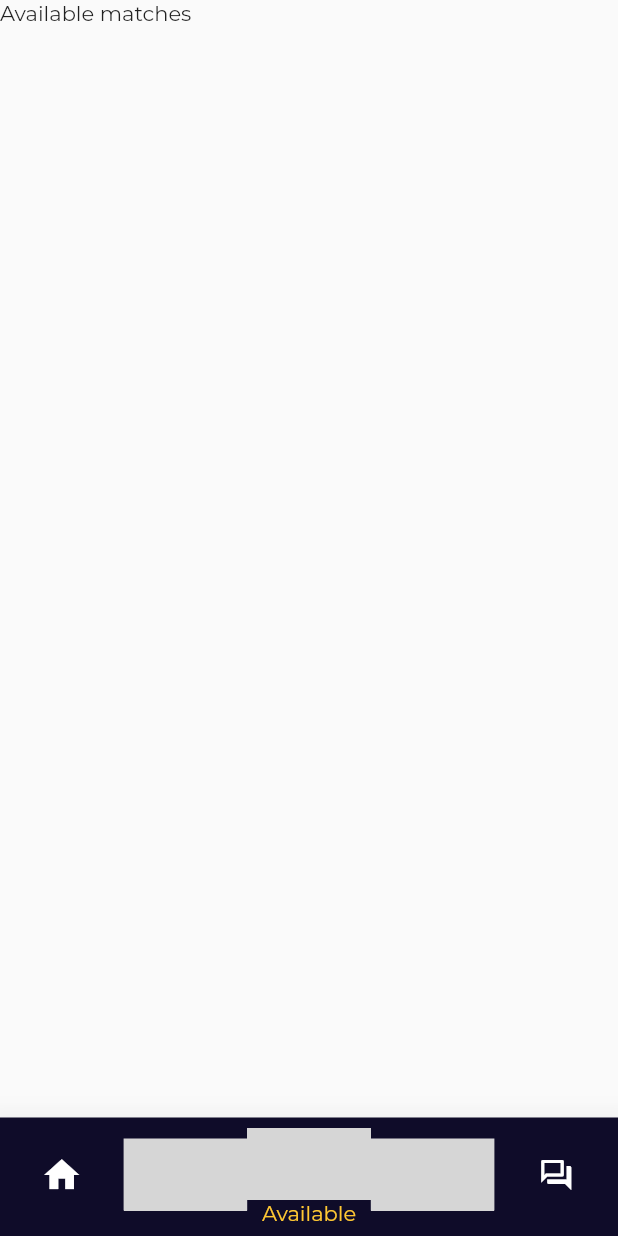
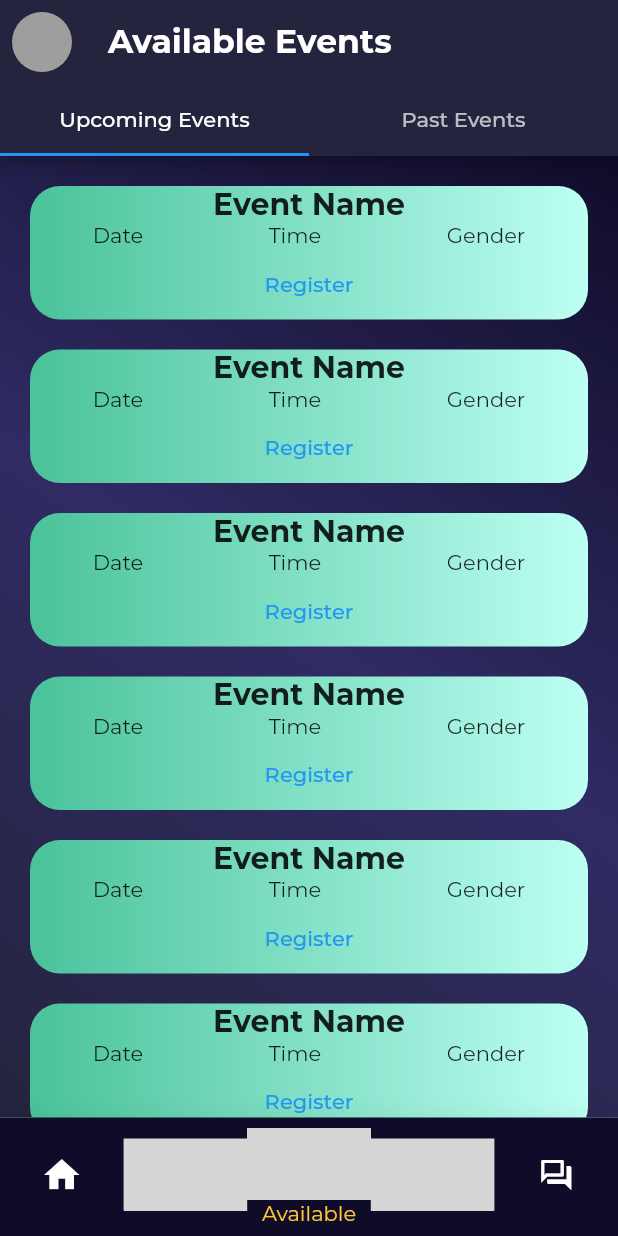
Before and after one commit to architjain2002/Sportistaan, a Flutter app: the screen it shows after launch, item 3 of the bottom bar chosen, on a phone screen of 412 x 824 dp. Run offline on Flutter 3.47's test engine with Material 2 defaults, Android fonts, the phone set to English and light mode, and no system bars; missing offline and left inert: svg_icon; statements that could not run were skipped; project files that could hold a hidden picture were left out; grey boxes are pictures that could not be loaded.

Commit message:
Started implementing main screens

```diff
--- a/root/frontend/sportistaan/lib/screens/available.dart
+++ b/root/frontend/sportistaan/lib/screens/available.dart
@@ -1,7 +1,8 @@
 import 'package:flutter/material.dart';
+import 'package:sportistaan/screens/upcoming.dart';
 
 class AvailablePage extends StatefulWidget {
-  const AvailablePage({ Key? key }) : super(key: key);
+  const AvailablePage({Key? key}) : super(key: key);
 
   @override
   _AvailablePageState createState() => _AvailablePageState();
@@ -10,8 +11,45 @@ class AvailablePage extends StatefulWidget {
 class _AvailablePageState extends State<AvailablePage> {
   @override
   Widget build(BuildContext context) {
-    return const Scaffold(
-      body: Text('Available matches'),
+    return DefaultTabController(
+      length: 2,
+      child: Scaffold(
+        appBar: AppBar(
+          backgroundColor: const Color(0xFF24243E),
+          leading: Builder(
+            builder: (context) => IconButton(
+              icon: const CircleAvatar(
+                radius: 30,
+                backgroundColor: Colors.grey,
+              ),
+              onPressed: () => Scaffold.of(context).openDrawer(),
+            ),
+          ),
+          bottom: TabBar(
+            tabs: [
+              Tab(
+                text: "Upcoming Events",
+              ),
+              Tab(
+                text: "Past Events",
+              ),
+            ],
+          ),
+          title: const Text(
+            'Available Events',
+            style: TextStyle(
+              fontSize: 22,
+              fontWeight: FontWeight.w700,
+            ),
+          ),
+        ),
+        body: TabBarView(
+          children: [
+            Upcoming(),
+            Icon(Icons.directions_transit, size: 350),
+          ],
+        ),
+      ),
     );
   }
 }
--- /dev/null
+++ b/root/frontend/sportistaan/lib/screens/upcoming.dart
@@ -0,0 +1,23 @@
+import 'package:flutter/material.dart';
+import 'package:sportistaan/constants.dart';
+import '../widgets/upcoming_card.dart';
+
+class Upcoming extends StatelessWidget {
+  @override
+  Widget build(BuildContext context) {
+    return Container(
+      decoration: kBoxDecoration,
+      child: ListView(
+        padding: const EdgeInsets.all(10),
+        children: <Widget>[
+          UpcomingCard(),
+          UpcomingCard(),
+          UpcomingCard(),
+          UpcomingCard(),
+          UpcomingCard(),
+          UpcomingCard(),
+        ],
+      ),
+    );
+  }
+}
--- /dev/null
+++ b/root/frontend/sportistaan/lib/widgets/upcoming_card.dart
@@ -0,0 +1,42 @@
+import 'package:flutter/material.dart';
+
+class UpcomingCard extends StatelessWidget {
+  @override
+  Widget build(BuildContext context) {
+    return Padding(
+      padding: const EdgeInsets.all(10),
+      child: Container(
+        decoration: const BoxDecoration(
+          borderRadius: BorderRadius.all(Radius.circular(20)),
+          gradient: LinearGradient(
+              begin: Alignment.centerLeft,
+              end: Alignment.centerRight,
+              colors: <Color>[Color(0xff4AC29A), Color(0xffBDFFF3)]),
+        ),
+        child: Column(
+          children: [
+            Text(
+              'Event Name',
+              textAlign: TextAlign.center,
+              style: TextStyle(fontWeight: FontWeight.bold, fontSize: 20),
+            ),
+            Row(
+              mainAxisAlignment: MainAxisAlignment.spaceAround,
+              children: [
+                Text('Date'),
+                Text('Time'),
+                Text('Gender'),
+              ],
+            ),
+            TextButton(
+                onPressed: () => {},
+                child: Text(
+                  'Register',
+                  textAlign: TextAlign.center,
+                ))
+          ],
+        ),
+      ),
+    );
+  }
+}
```
Also changed, not shown: root/frontend/sportistaan/lib/constants.dart (+5 -5 lines), root/frontend/sportistaan/lib/screens/chatroom.dart (+21 -2 lines), root/frontend/sportistaan/lib/screens/my_matches.dart (+34 -3 lines), root/frontend/sportistaan/lib/widgets/match_card.dart (added, +43 -0 lines).
